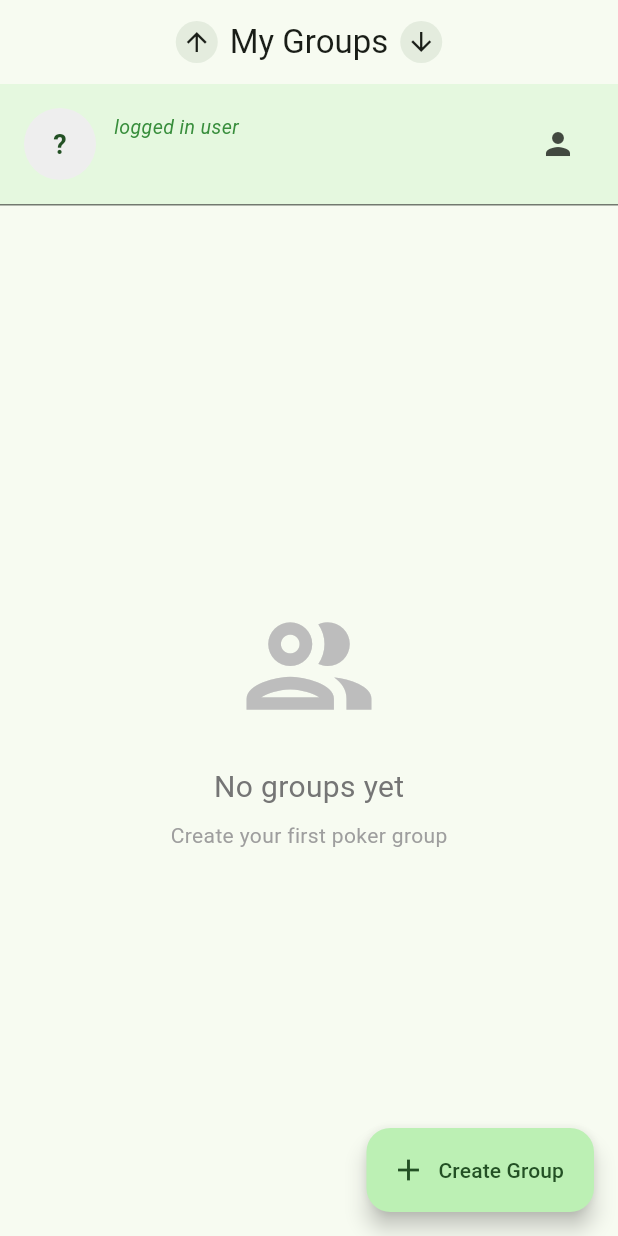
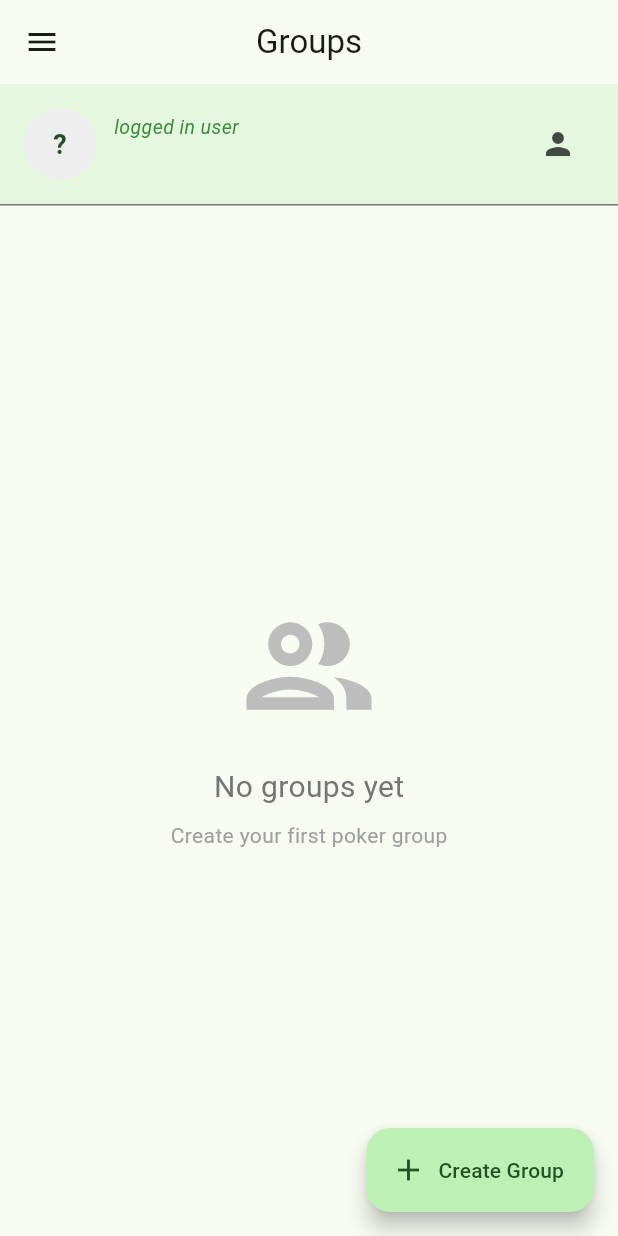
Before and after one commit to jchirayath/poker_manager, a Flutter app: the GroupsListScreen screen opened by its route, on a phone screen of 412 x 824 dp. Run offline on Flutter 3.47's test engine with Material 3 defaults, Android fonts, the phone set to English and light mode, and no system bars; our stand-ins replace flutter_riverpod, flutter_svg, freezed_annotation, go_router, image_picker, supabase_flutter; accounts and stored records are empty; generated files the repository leaves out were written again; statements that could not run were skipped.

Commit message:
Added the hamburger menu - lost scroll bars

```diff
--- a/lib/features/groups/presentation/screens/groups_list_screen.dart
+++ b/lib/features/groups/presentation/screens/groups_list_screen.dart
@@ -6,6 +6,7 @@ import '../../../../core/utils/avatar_utils.dart';
 import '../providers/groups_provider.dart';
 import '../../../../core/constants/route_constants.dart';
 import '../../../auth/presentation/providers/auth_provider.dart';
+import '../../../common/widgets/app_drawer.dart';
 
 class GroupsListScreen extends ConsumerWidget {
   const GroupsListScreen({super.key});
@@ -83,70 +84,26 @@ class GroupsListScreen extends ConsumerWidget {
   @override
   Widget build(BuildContext context, WidgetRef ref) {
     final groupsAsync = ref.watch(groupsListProvider);
-    final authUserAsync = ref.watch(authStateProvider);
+    final userAsync = ref.watch(authStateProvider);
+    final user = userAsync.value;
+    final groups = groupsAsync.asData?.value ?? [];
 
     return Scaffold(
+      drawer: const AppDrawer(),
       appBar: AppBar(
-        title: Row(
-          mainAxisAlignment: MainAxisAlignment.center,
-          mainAxisSize: MainAxisSize.min,
-          children: [
-            Material(
-              color: Colors.transparent,
-              child: InkWell(
-                borderRadius: BorderRadius.circular(20),
-                onTap: () {
-                  if (_scrollController.hasClients) {
-                    _scrollController.animateTo(
-                      0,
-                      duration: const Duration(milliseconds: 500),
-                      curve: Curves.easeInOut,
-                    );
-                  }
-                },
-                child: Container(
-                  padding: const EdgeInsets.all(4),
-                  decoration: BoxDecoration(
-                    color: Theme.of(context).colorScheme.primary.withOpacity(0.1),
-                    shape: BoxShape.circle,
-                  ),
-                  child: const Icon(Icons.arrow_upward, size: 20),
-                ),
-              ),
-            ),
-            const SizedBox(width: 8),
-            const Text('My Groups'),
-            const SizedBox(width: 8),
-            Material(
-              color: Colors.transparent,
-              child: InkWell(
-                borderRadius: BorderRadius.circular(20),
-                onTap: () {
-                  if (_scrollController.hasClients) {
-                    _scrollController.animateTo(
-                      _scrollController.position.maxScrollExtent,
-                      duration: const Duration(milliseconds: 500),
-                      curve: Curves.easeInOut,
-                    );
-                  }
-                },
-                child: Container(
-                  padding: const EdgeInsets.all(4),
-                  decoration: BoxDecoration(
-                    color: Theme.of(context).colorScheme.primary.withOpacity(0.1),
-                    shape: BoxShape.circle,
-                  ),
-                  child: const Icon(Icons.arrow_downward, size: 20),
-                ),
-              ),
-            ),
-          ],
+        title: const Text('Groups'),
+        centerTitle: true,
+        leading: Builder(
+          builder: (context) => IconButton(
+            icon: const Icon(Icons.menu),
+            onPressed: () => Scaffold.of(context).openDrawer(),
+          ),
         ),
       ),
       body: Column(
         children: [
           // User Profile Card at top
-          authUserAsync.when(
+          userAsync.when(
             data: (user) {
               if (user == null) return const SizedBox.shrink();
               final displayName = user.firstName.isNotEmpty || user.lastName.isNotEmpty
--- a/pubspec.yaml
+++ b/pubspec.yaml
@@ -19,6 +19,7 @@ dependencies:
   json_annotation: ^4.8.1
   supabase_flutter: ^2.3.4
   uuid: ^4.5.2
+  package_info_plus: ^9.0.0
 
 dev_dependencies:
   build_runner: ^2.4.8
```
Also changed, not shown: lib/features/games/presentation/screens/games_entry_screen.dart (+8 -0 lines), lib/features/stats/presentation/screens/stats_screen.dart (+9 -54 lines), pubspec.lock, 1 other file.
